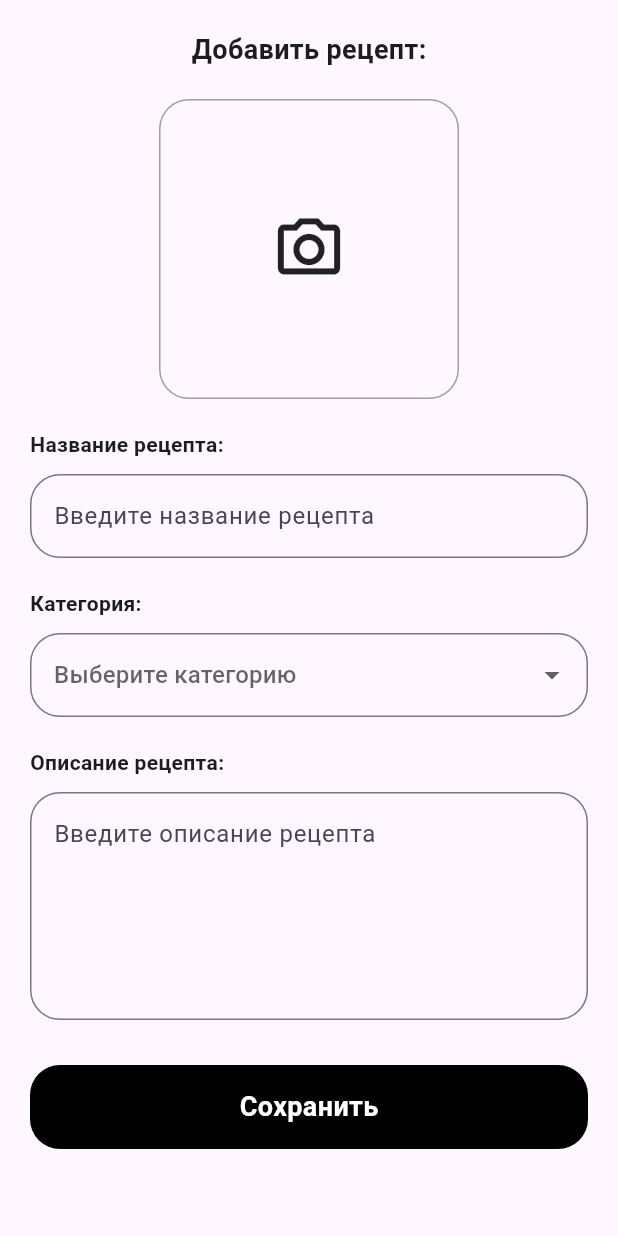
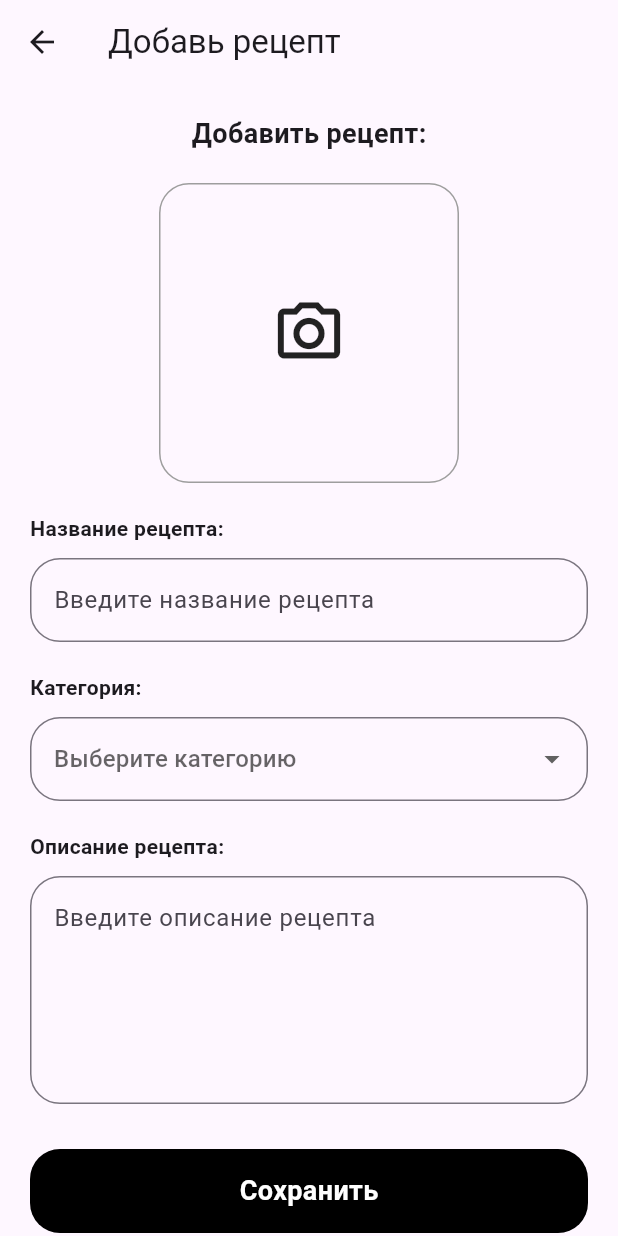
Before and after one commit to VSepash/recipe_book, a Flutter app: the screen it shows after launch, after a tap on the "add" icon, on a phone screen of 412 x 824 dp. Run offline on Flutter 3.47's test engine with Material 3 defaults, Android fonts, the phone set to English and light mode, and no system bars; our stand-ins replace cloud_firestore, firebase_core, fluttertoast, go_router, image_picker, supabase_flutter; accounts and stored records are empty.

Commit message:
Initial commit

```diff
--- a/lib/feature/add_recipe/page/add_recipe_page.dart
+++ b/lib/feature/add_recipe/page/add_recipe_page.dart
@@ -17,6 +17,7 @@ class _AddRecipeState extends State<AddRecipe> {
   final List<String> recipeCategories = ['Суп', 'Каша', 'Горячее'];
   String? selectedCategory;
   String? selectedImageUrl;
+
 
   final imageUtil = ImagePickerUtil();
 
@@ -64,6 +65,15 @@ class _AddRecipeState extends State<AddRecipe> {
   @override
   Widget build(BuildContext context) {
     return Scaffold(
+        appBar: AppBar(
+        title: const Text("Добавь рецепт"),
+        leading: IconButton(
+          icon: const Icon(Icons.arrow_back),
+          onPressed: () {
+            Navigator.pop(context); // Вернуться на предыдущую страницу
+          },
+        ),
+      ),
       body: SingleChildScrollView(
         padding: const EdgeInsets.all(20.0),
         child: Column(
--- a/lib/feature/category/category.dart
+++ b/lib/feature/category/category.dart
@@ -1,8 +1,8 @@
 import 'package:cloud_firestore/cloud_firestore.dart';
 import 'package:flutter/material.dart';
 import 'package:recipbook/core/constants/text.dart';
+import 'package:recipbook/feature/home/repository/database.dart';
 import 'package:recipbook/feature/recipe_detail/recipe_detail.dart';
-import 'package:recipbook/feature/service/database.dart';
 
 class CategoryRecipe extends StatefulWidget {
   static const path = '/category';
--- a/lib/feature/home/home_page.dart
+++ b/lib/feature/home/home_page.dart
@@ -13,6 +13,31 @@ class HomePage extends StatefulWidget {
 }
 
 class _HomePageState extends State<HomePage> {
+  bool isLoading = false;
+
+  Future<void> loadData() async {
+    setState(() {
+      isLoading = true; // Устанавливаем состояние загрузки
+    });
+
+    try {
+      // Имитация загрузки данных
+      await Future.delayed(const Duration(seconds: 2));
+    } catch (e) {
+      print("Ошибка загрузки данных: $e");
+    } finally {
+      setState(() {
+        isLoading = false; // Завершаем состояние загрузки
+      });
+    }
+  }
+
+  @override
+  void initState() {
+    super.initState();
+    loadData(); // Запускаем загрузку данных при инициализации
+  }
+
   @override
   Widget build(BuildContext context) {
     return Scaffold(
@@ -23,7 +48,9 @@ class _HomePageState extends State<HomePage> {
         },
         child: Icon(Icons.add, color: Colors.white),
       ),
-      body: Container(
+      body: Stack(
+        children: [
+          Container(
             margin: EdgeInsets.only(top: 50.0, left: 40.0),
             child: Column(
               children: [
@@ -34,6 +61,15 @@ class _HomePageState extends State<HomePage> {
                 Expanded(child: RecipeList()),
               ],
             ),
+          ),
+          if (isLoading)
+            Container(
+              color: Colors.black.withOpacity(0.5), // Затемнение фона
+              child: const Center(
+                child: CircularProgressIndicator(color: Colors.white),
+              ),
+            ),
+        ],
       ),
     );
   }
@@ -48,9 +84,8 @@ class Header extends StatelessWidget {
         children: [
           Text(
             "Найди любимое блюдо",
-            style: TextWidget.BoldFeildTextStyle()
+            style: TextWidget.BoldFeildTextStyle(),
           ),
-
           Spacer(),
           ClipRRect(
             borderRadius: BorderRadius.circular(10),
--- a/lib/feature/home/recipe_list.dart
+++ b/lib/feature/home/recipe_list.dart
@@ -2,8 +2,9 @@ import 'package:flutter/material.dart';
 import 'package:cloud_firestore/cloud_firestore.dart';
 import 'package:go_router/go_router.dart';
 import 'package:recipbook/core/constants/text.dart';
+import 'package:recipbook/feature/home/repository/database.dart';
 import 'package:recipbook/feature/recipe_detail/recipe_detail.dart';
-import 'package:recipbook/feature/service/database.dart';
+
 
 class RecipeList extends StatefulWidget {
   @override
--- a/lib/main.dart
+++ b/lib/main.dart
@@ -15,7 +15,7 @@ void main() async {
 
   // Инициализация Supabase
   await Supabase.initialize(
-    url: 'https://btkisrsozilabmvyruys.supabase.co', // Ваш Supabase URL
+    url: 'https://btkisrsozilabmvyruys.supabase.co', //  Supabase URL
     anonKey: 'eyJhbGciOiJIUzI1NiIsInR5cCI6IkpXVCJ9.eyJpc3MiOiJzdXBhYmFzZSIsInJlZiI6ImJ0a2lzcnNvemlsYWJtdnlydXlzIiwicm9sZSI6ImFub24iLCJpYXQiOjE3MzY5NzY3NTAsImV4cCI6MjA1MjU1Mjc1MH0.n-llE0OD5WT5T35CDkSHOnf3hRAjex8zyuFrLG8c3V4',               // Ваш Supabase anon key
   );
 
```
Also changed, not shown: lib/feature/home/repository/database.dart (renamed from lib/feature/service/database.dart), 1 other file. Lines whose indentation alone changed are shown as unchanged.
